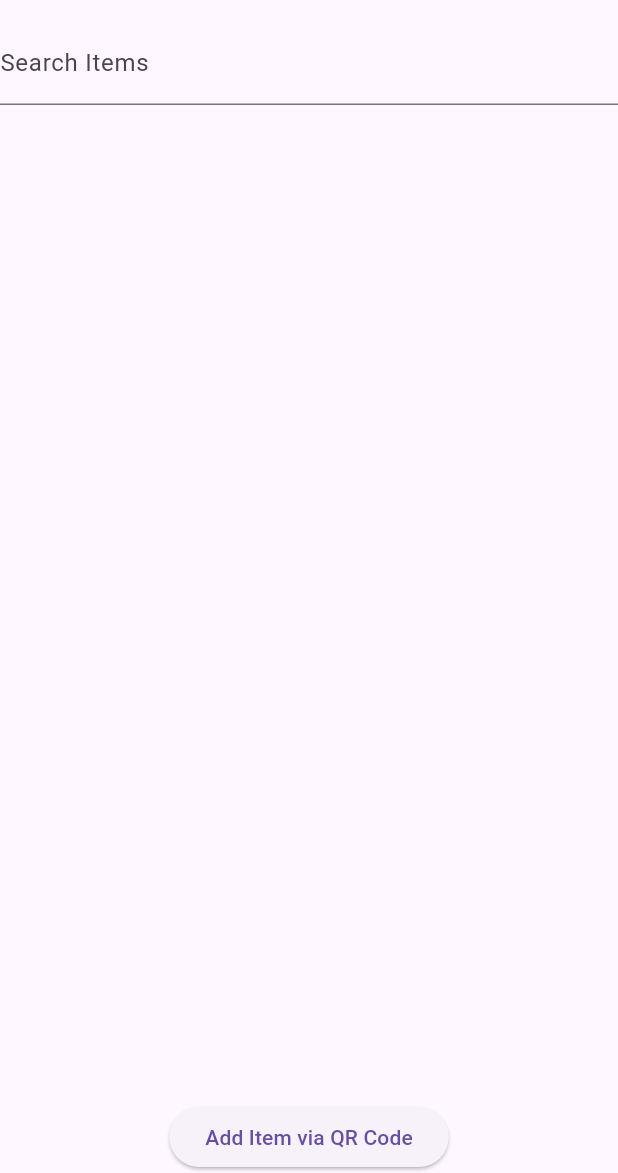
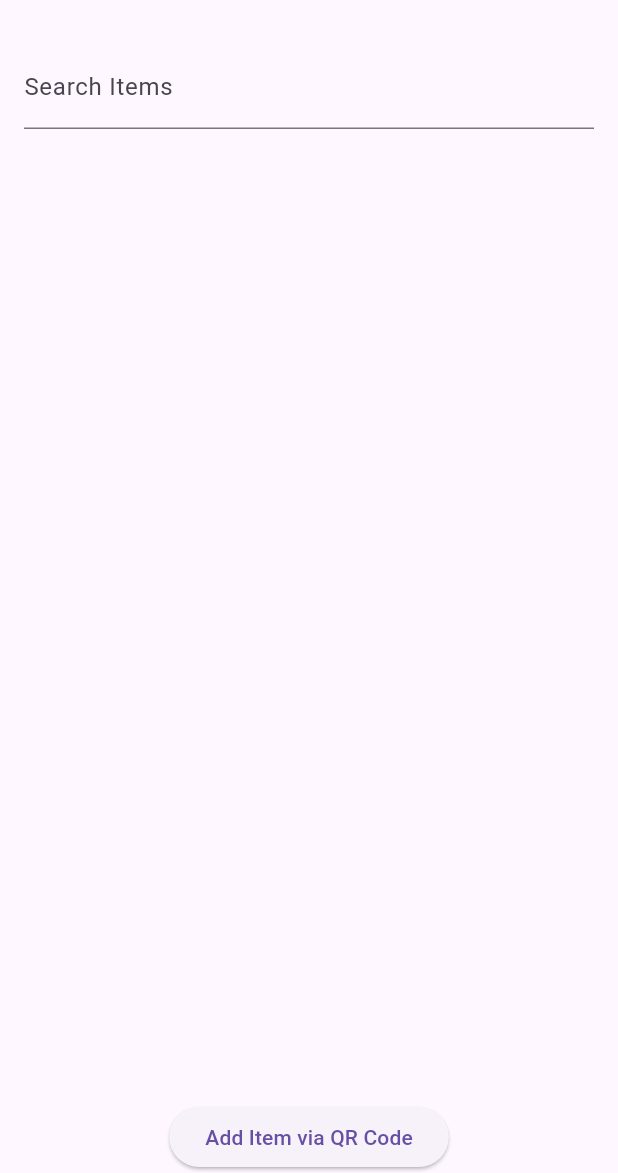
Before and after one commit to rexxnor/QRInventory, a Flutter app: the screen it shows after launch, on a phone screen of 412 x 824 dp, the part 63-1236 px from its top. Run offline on Flutter 3.47's test engine with Material 3 defaults, Android fonts, the phone set to English and light mode, and no system bars; missing offline and left inert: mobile_scanner.

Commit message:
Dark theme with nicer borders, added cancel button

```diff
--- a/lib/main.dart
+++ b/lib/main.dart
@@ -1,7 +1,6 @@
 import 'package:flutter/material.dart';
 import 'package:mobile_scanner/mobile_scanner.dart';
 import 'package:provider/provider.dart';
-import 'dart:math';
 
 void main() {
   runApp(MyApp());
@@ -14,8 +13,8 @@ class MyApp extends StatelessWidget {
       create: (_) => ItemProvider(),
       child: MaterialApp(
         title: 'Box Tracker',
-        theme: ThemeData(
-          primarySwatch: Colors.blue,
+        theme: ThemeData.light().copyWith(
+          primaryColor: Colors.blue,
           visualDensity: VisualDensity.adaptivePlatformDensity,
         ),
         home: HomeScreen(),
@@ -87,12 +86,15 @@ class ItemList extends StatelessWidget {
 
     return Column(
       children: [
-        TextField(
-          controller: searchController,
-          decoration: InputDecoration(labelText: 'Search Items'),
-          onChanged: (value) {
-            itemProvider.searchItems(value);
-          },
+        Padding(
+          padding: const EdgeInsets.all(16.0),
+          child: TextField(
+            controller: searchController,
+            decoration: InputDecoration(labelText: 'Search Items'),
+            onChanged: (value) {
+              itemProvider.searchItems(value);
+            },
+          ),
         ),
         Expanded(
           child: ListView.builder(
@@ -139,6 +141,7 @@ class ItemList extends StatelessWidget {
     return colors[tag.hashCode % colors.length];
   }
 }
+
 class QRCodeScannerScreen extends StatelessWidget {
   @override
   Widget build(BuildContext context) {
@@ -157,7 +160,6 @@ class QRCodeScannerScreen extends StatelessWidget {
     );
   }
 }
-
 class AddItemFormScreen extends StatefulWidget {
   final String qrCode;
 
@@ -281,6 +283,13 @@ class _AddItemFormScreenState extends State<AddItemFormScreen> {
               },
               child: Text('Add Item'),
             ),
+            SizedBox(height: 10),
+            ElevatedButton(
+              onPressed: () {
+                Navigator.of(context).pop(); // Go back to the main view
+              },
+              child: Text('Cancel'),
+            ),
           ],
         ),
       ),
@@ -290,6 +299,7 @@ class _AddItemFormScreenState extends State<AddItemFormScreen> {
   Color _getTagColor(String tag) {
     return tagColors[tag.hashCode % tagColors.length];
   }
+
   void _showAddRoomDialog(BuildContext context) {
     final TextEditingController roomController = TextEditingController();
     showDialog(
@@ -307,6 +317,9 @@ class _AddItemFormScreenState extends State<AddItemFormScreen> {
                 final roomName = roomController.text;
                 if (roomName.isNotEmpty) {
                   Provider.of<ItemProvider>(context, listen: false).addRoom(roomName);
+                  setState(() {
+                    selectedRoom = roomName; // Auto-select the newly added room
+                  });
                   Navigator.of(context).pop();
                 }
               },
```
